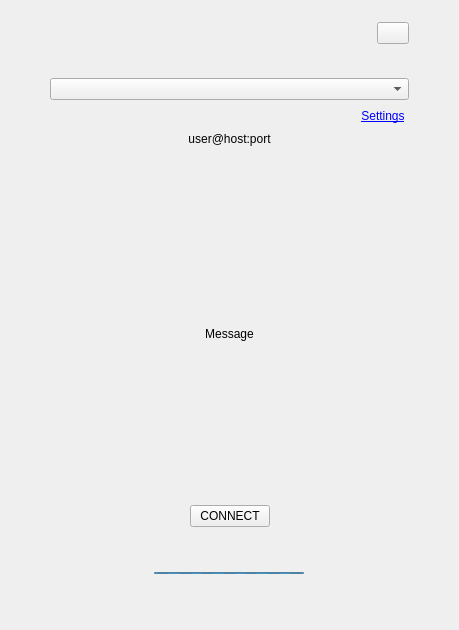
Above: golddrive/app/ui/app.ui from sganis/golddrive before the change. Below: the same form after it.
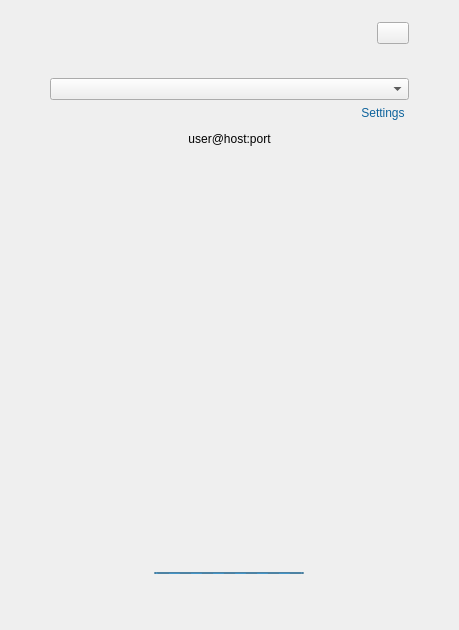
That is the form after the change. The open tabs and pages were chosen to show the change. Custom widgets are drawn as their Qt base class.

Patch:
```diff
--- a/golddrive/app/ui/app.ui
+++ b/golddrive/app/ui/app.ui
@@ -120,10 +120,10 @@
              </size>
             </property>
             <property name="text">
-             <string>&lt;html&gt;&lt;head/&gt;&lt;body&gt;&lt;p&gt;&lt;a href=&quot;#&quot;&gt;&lt;span style=&quot; text-decoration: underline; color:#0000ff;&quot;&gt;Settings&lt;/span&gt;&lt;/a&gt;&lt;/p&gt;&lt;/body&gt;&lt;/html&gt;</string>
+             <string>&lt;html&gt;&lt;head/&gt;&lt;body&gt;&lt;p&gt;&lt;a href=&quot;#&quot;&gt;&lt;span style=&quot; text-decoration: none; color:#0E639C;&quot;&gt;Settings&lt;/span&gt;&lt;/a&gt;&lt;/p&gt;&lt;/body&gt;&lt;/html&gt;</string>
             </property>
             <property name="alignment">
-             <set>Qt::AlignCenter</set>
+             <set>Qt::AlignHCenter|Qt::AlignTop</set>
             </property>
            </widget>
           </item>
@@ -216,6 +216,7 @@
         </item>
        </layout>
       </widget>
+      <widget class="Host" name="pageHost"/>
       <widget class="Login" name="pageLogin"/>
       <widget class="About" name="pageAbout"/>
      </widget>
@@ -264,6 +265,12 @@
    <header location="global">ui.login</header>
    <container>1</container>
   </customwidget>
+  <customwidget>
+   <class>Host</class>
+   <extends>QWidget</extends>
+   <header location="global">ui.host</header>
+   <container>1</container>
+  </customwidget>
  </customwidgets>
  <resources>
   <include location="assets.qrc"/>
```
